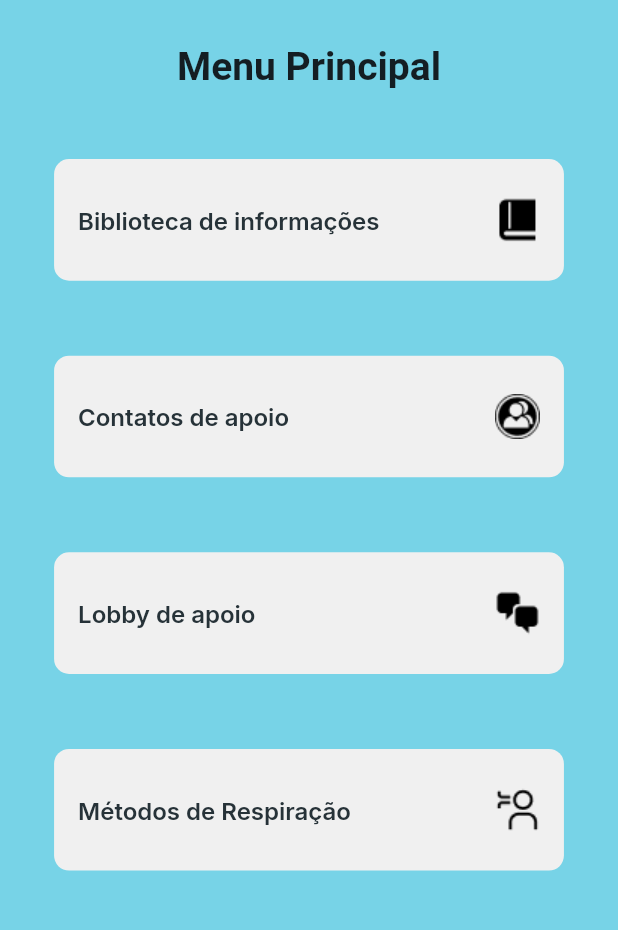
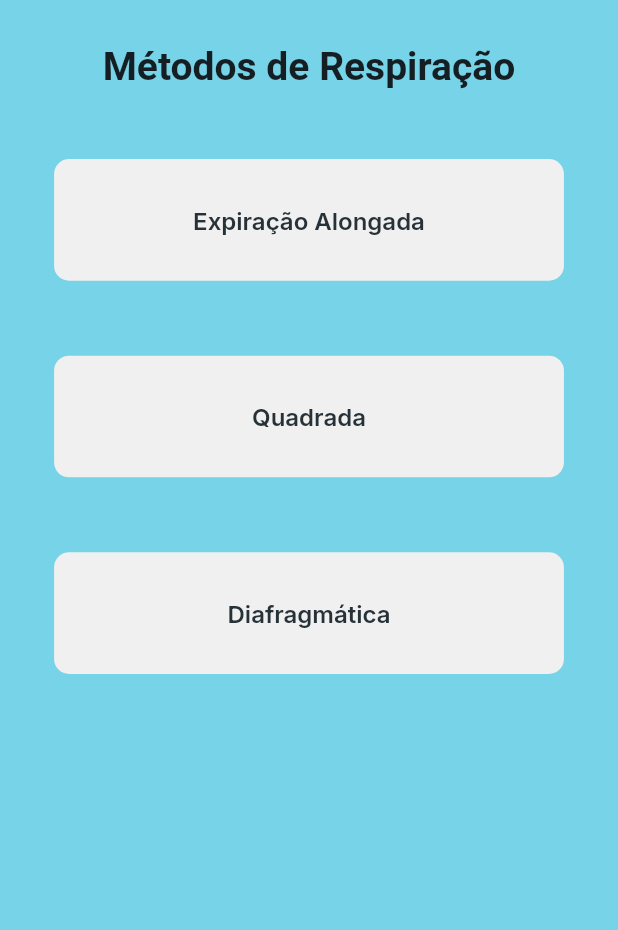
Before and after one commit to faelsx/tcc-mentalhealth, a Flutter app: the screen it shows after launch, after a tap on "Métodos de Respiração", on a phone screen of 412 x 824 dp, the part 94-1024 px from its top. Run offline on Flutter 3.47's test engine with Material 2 defaults, Android fonts, the phone set to English and light mode, and no system bars; our stand-ins replace carousel_slider, firebase_core, google_fonts, smooth_page_indicator; accounts and stored records are empty.

Commit message:
feat: added breathhelper page

```diff
--- a/lib/app_widget.dart
+++ b/lib/app_widget.dart
@@ -1,4 +1,6 @@
 import 'package:flutter/material.dart';
+import 'package:mentalhealth_app/modules/breathhelper/breathhelper_page.dart';
+import 'package:mentalhealth_app/modules/breathmetods/expiracaoalongada.dart';
 import 'package:mentalhealth_app/modules/contacts/contacts_page.dart';
 import 'package:mentalhealth_app/modules/info/tdah_page.dart';
 import 'package:mentalhealth_app/modules/splash/splash_page.dart';
@@ -18,7 +20,9 @@ class AppWidget extends StatelessWidget {
         "/home": (context) => HomePage(),
         "/infomenu": (context) => InfomenuPage(),
         "/contacts": (context) => ContactsPage(),
+        "/breathhelper": (context) => BreathhelperPage(),
         "/tdah": (context) => TDAHPage(),
+        "/expiracaoalongada": (context) => ExpiracaoAlongadaPage(),
       },
       initialRoute: "/splash",
     );
--- /dev/null
+++ b/lib/modules/breathhelper/breathhelper_page.dart
@@ -0,0 +1,52 @@
+import 'package:flutter/material.dart';
+import 'package:mentalhealth_app/shared/themes/app_colors.dart';
+import 'package:mentalhealth_app/shared/themes/app_text_styles.dart';
+import 'package:mentalhealth_app/shared/themes/widgets/breathhelper/breath_button.dart';
+import 'package:mentalhealth_app/shared/themes/widgets/menu/menu_bar.dart';
+
+class BreathhelperPage extends StatelessWidget {
+  const BreathhelperPage({Key? key}) : super(key: key);
+
+  @override
+  Widget build(BuildContext context) {
+    return SafeArea(
+      child: Scaffold(
+        backgroundColor: AppColors.background,
+        body: Column(
+          children: [
+            MenuBar(),
+            Padding(
+              padding: const EdgeInsets.only(top: 29, bottom: 47),
+              child: Text(
+                "Métodos de Respiração",
+                style: AppTextStyles.titleMenu,
+              ),
+            ),
+            Padding(
+              padding: const EdgeInsets.only(bottom: 50),
+              child: BreathButton(
+                text: "Expiração Alongada",
+                onTap: () =>
+                    {Navigator.pushNamed(context, "/expiracaoalongada")},
+              ),
+            ),
+            Padding(
+              padding: const EdgeInsets.only(bottom: 50),
+              child: BreathButton(
+                text: "Quadrada",
+                onTap: () => {},
+              ),
+            ),
+            Padding(
+              padding: const EdgeInsets.only(bottom: 50),
+              child: BreathButton(
+                text: "Diafragmática",
+                onTap: () => {},
+              ),
+            ),
+          ],
+        ),
+      ),
+    );
+  }
+}
--- a/lib/modules/home/home_page.dart
+++ b/lib/modules/home/home_page.dart
@@ -47,7 +47,7 @@ class HomePage extends StatelessWidget {
             MenuButton(
                 text: "Métodos de Respiração",
                 icon: AppImages.breath,
-                onTap: () => {print("cliqueibotao")}),
+                onTap: () => {Navigator.pushNamed(context, "/breathhelper")}),
           ],
         ),
       ),
--- a/lib/modules/info/tdah_page.dart
+++ b/lib/modules/info/tdah_page.dart
@@ -40,7 +40,7 @@ class TDAHPage extends StatelessWidget {
                       alignment: Alignment.topLeft,
                       child: Topic(
                         text: "O que é?",
-                        width: 0.22,
+                        width: 110,
                       ),
                     ),
                   ),
@@ -59,7 +59,7 @@ class TDAHPage extends StatelessWidget {
                       alignment: Alignment.topLeft,
                       child: Topic(
                         text: "Principais Sintomas",
-                        width: 0.39,
+                        width: 190,
                       ),
                     ),
                   ),
@@ -78,7 +78,7 @@ class TDAHPage extends StatelessWidget {
                       alignment: Alignment.topLeft,
                       child: Topic(
                         text: "Principais Sintomas",
-                        width: 0.39,
+                        width: 190,
                       ),
                     ),
                   ),
--- /dev/null
+++ b/lib/shared/themes/widgets/breathhelper/breath_button.dart
@@ -0,0 +1,34 @@
+import 'package:flutter/material.dart';
+import 'package:mentalhealth_app/shared/themes/app_colors.dart';
+import 'package:mentalhealth_app/shared/themes/app_text_styles.dart';
+
+class BreathButton extends StatelessWidget {
+  final text;
+  final VoidCallback onTap;
+  const BreathButton(
+      {Key? key, required this.text, required this.onTap})
+      : super(key: key);
+
+  @override
+  Widget build(BuildContext context) {
+    final size = MediaQuery.of(context).size;
+    return InkWell(
+      onTap: onTap,
+      child: Container(
+        width: size.width * 0.825,
+        height: size.height * 0.0984,
+        padding: EdgeInsets.symmetric(horizontal: 16, vertical: 12),
+        decoration: BoxDecoration(
+          color: AppColors.primary,
+          borderRadius: BorderRadius.circular(10),
+        ),
+        child: Center(
+          child: Text(
+            text,
+            style: AppTextStyles.buttonMenu,
+          ),
+        ),
+      ),
+    );
+  }
+}
--- a/lib/shared/themes/widgets/info/topic.dart
+++ b/lib/shared/themes/widgets/info/topic.dart
@@ -15,7 +15,7 @@ class Topic extends StatelessWidget {
     final size = MediaQuery.of(context).size;
     return Container(
       height: size.height * 0.0531,
-      width: size.width * width,
+      width: width.toDouble(),
       padding: EdgeInsets.all(7),
       decoration: BoxDecoration(
           borderRadius: BorderRadius.circular(10), color: AppColors.primary),
--- a/pubspec.yaml
+++ b/pubspec.yaml
@@ -30,6 +30,8 @@ dependencies:
   cupertino_icons: ^1.0.2
   google_fonts: ^2.1.0
   firebase_core: ^1.10.6
+  carousel_slider: ^4.0.0
+  smooth_page_indicator: ^1.0.0+2
 
 dev_dependencies:
   flutter_test:
```
Also changed, not shown: lib/modules/breathmetods/expiracaoalongada.dart (added, +73 -0 lines), lib/shared/themes/data/breath/expiraçãocontinua.dart (added, +8 -0 lines), lib/shared/themes/widgets/breathmetods/info_container.dart (added, +26 -0 lines), lib/shared/themes/data/topic.png (deleted), pubspec.lock.
